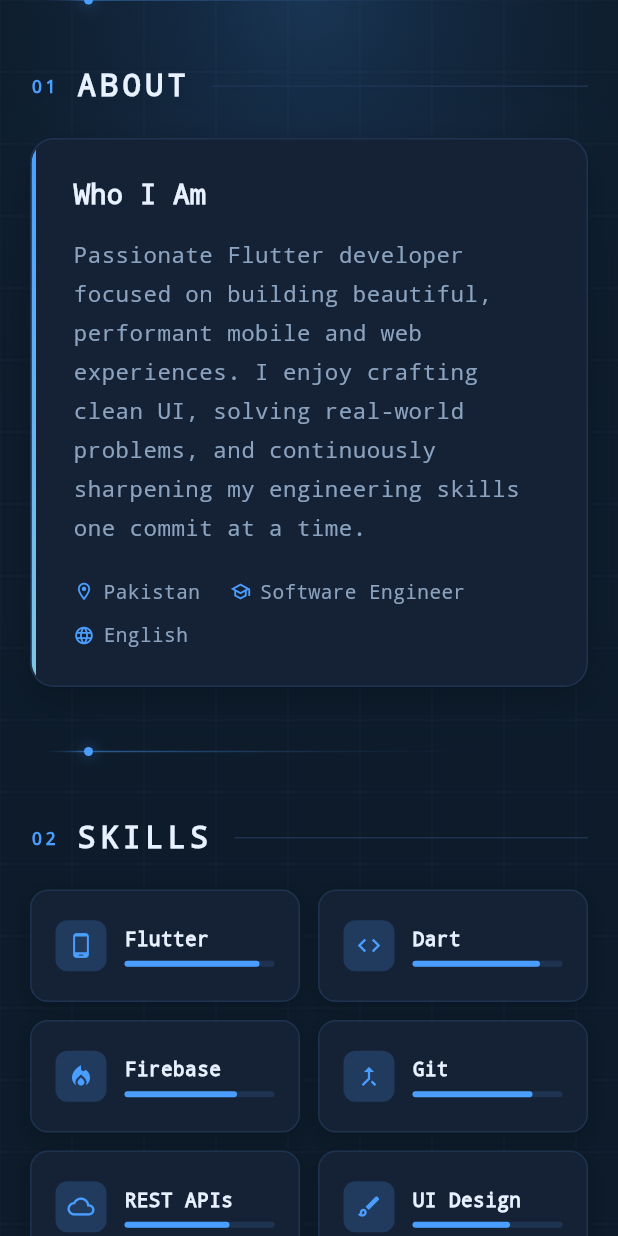
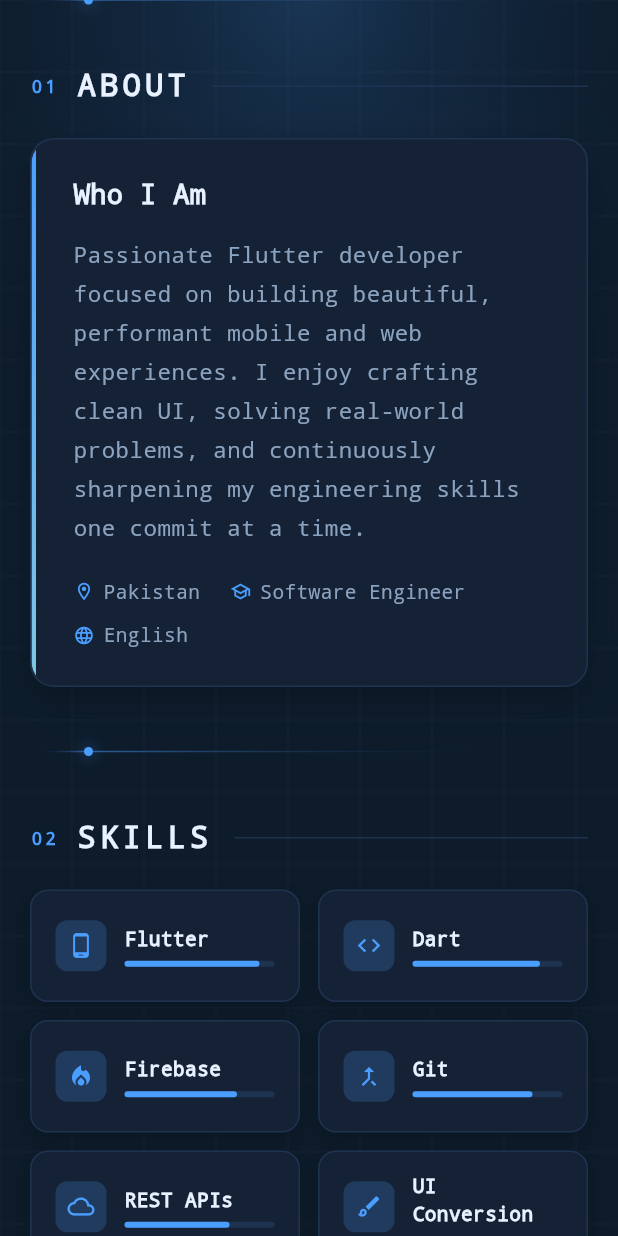
Before and after one commit to Jahanzaib-Waris/Personal-Portfolio, a Flutter app: the screen it shows after launch, scrolled down 576 dp, on a phone screen of 412 x 824 dp. Run offline on Flutter 3.47's test engine with Material 3 defaults, Android fonts, the phone set to English and light mode, and no system bars.

Commit message:
Deployment fix

```diff
--- a/lib/main.dart
+++ b/lib/main.dart
@@ -592,7 +592,7 @@ class _SkillsSection extends StatelessWidget {
       _Skill('Firebase', Icons.local_fire_department, 0.75),
       _Skill('Git', Icons.merge_type, 0.80),
       _Skill('REST APIs', Icons.cloud_queue, 0.70),
-      _Skill('UI Design', Icons.brush_outlined, 0.65),
+      _Skill('UI Conversion', Icons.brush_outlined, 0.65),
     ];
 
     return Column(
```
